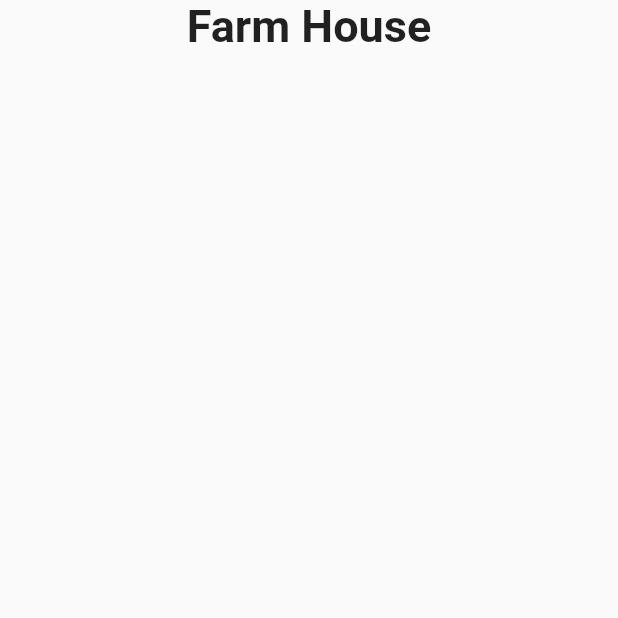
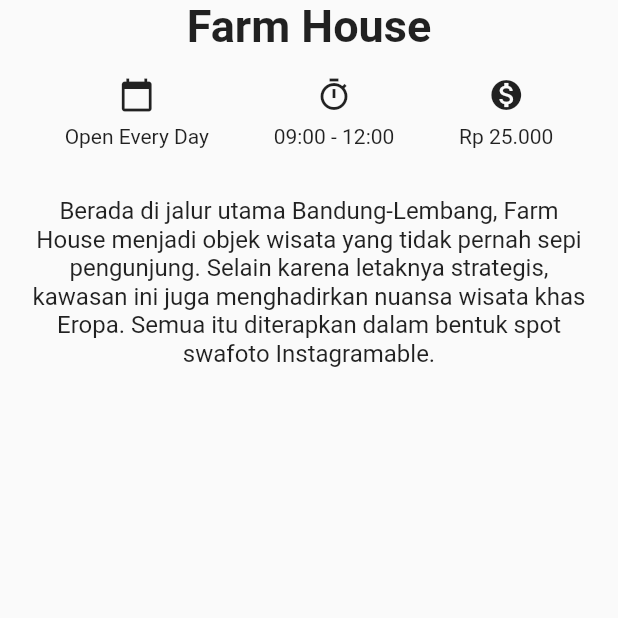
Before and after one commit to akhdanpangestuajiwidodo/daftar-wisata, a Flutter app: the screen it shows after launch, on a phone screen of 412 x 824 dp, the top half of it. Run offline on Flutter 3.47's test engine with Material 2 defaults, Android fonts, the phone set to English and light mode, and no system bars.

Commit message:
Body content detail screen

```diff
--- a/lib/detail_screen.dart
+++ b/lib/detail_screen.dart
@@ -18,8 +18,49 @@ class DetailScreen extends StatelessWidget {
                 ),
               ),
             ),
-            Container(),
-            Container(),
+            Container(
+              margin: EdgeInsets.symmetric(vertical: 16.0),
+              child: Row(
+                mainAxisAlignment: MainAxisAlignment.spaceEvenly,
+                children: <Widget>[
+                  Column(
+                    children: const [
+                      Icon(Icons.calendar_today),
+                      SizedBox(
+                        height: 8.0,
+                      ),
+                      Text("Open Every Day"),
+                    ],
+                  ),
+                  Column(
+                    children: const [
+                      Icon(Icons.timer_outlined),
+                      SizedBox(
+                        height: 8.0,
+                      ),
+                      Text("09:00 - 12:00"),
+                    ],
+                  ),
+                  Column(
+                    children: const [
+                      Icon(Icons.monetization_on),
+                      SizedBox(
+                        height: 8.0,
+                      ),
+                      Text("Rp 25.000"),
+                    ],
+                  ),
+                ],
+              ),
+            ),
+            Container(
+              padding: EdgeInsets.all(16.0),
+              child: Text(
+                "Berada di jalur utama Bandung-Lembang, Farm House menjadi objek wisata yang tidak pernah sepi pengunjung. Selain karena letaknya strategis, kawasan ini juga menghadirkan nuansa wisata khas Eropa. Semua itu diterapkan dalam bentuk spot swafoto Instagramable.",
+                textAlign: TextAlign.center,
+                style: TextStyle(fontSize: 16.0),
+              ),
+            ),
           ],
         ),
       ),
```
